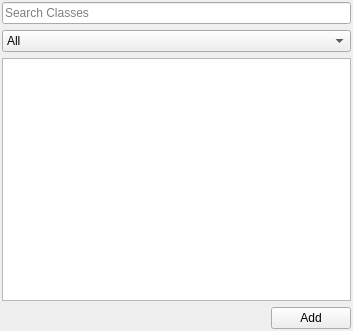
The window that Source/ZEDEditor/ZEDUserInterface/ZEDClassBrowser.ui (orcun-gokbulut/ze) describes before a commit, drawn with Qt 5.
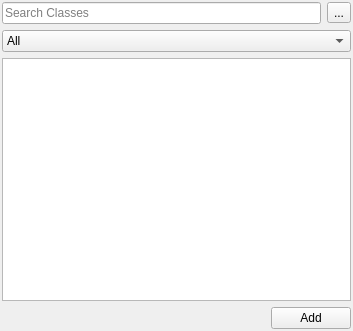
The same window after the commit. Icons and pictures are not drawn.

What changed in the file:
```diff
--- a/Source/ZEDEditor/ZEDUserInterface/ZEDClassBrowser.ui
+++ b/Source/ZEDEditor/ZEDUserInterface/ZEDClassBrowser.ui
@@ -27,6 +27,8 @@
     <number>2</number>
    </property>
    <item>
+    <layout class="QHBoxLayout" name="horizontalLayout_2">
+     <item>
     <widget class="QLineEdit" name="txtSearch">
      <property name="inputMask">
       <string/>
@@ -37,11 +39,28 @@
      <property name="placeholderText">
       <string>Search Classes</string>
      </property>
-     <property name="clearButtonEnabled">
+      </widget>
+     </item>
+     <item>
+      <widget class="QToolButton" name="btnMode">
+       <property name="text">
+        <string>...</string>
+       </property>
+       <property name="icon">
+        <iconset resource="ZEDCommon.qrc">
+         <normaloff>:/Icons/List.png</normaloff>
+         <normalon>:/Icons/Tree.png</normalon>:/Icons/List.png</iconset>
+       </property>
+       <property name="checkable">
+        <bool>true</bool>
+       </property>
+       <property name="checked">
       <bool>false</bool>
      </property>
     </widget>
    </item>
+    </layout>
+   </item>
    <item>
     <widget class="QComboBox" name="cmbCategories">
      <item>
```
Left out of the diff: 4 changed lines with no effect on the pictures. Lines whose indentation alone changed are shown as unchanged.
